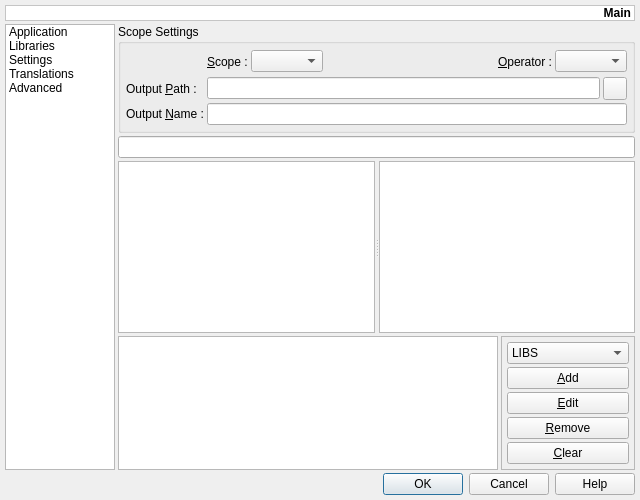
Old version of the form v2/trunk/plugins/project/QMake/src/ui/UIQMakeProjectSettings.ui in the repository testmana2/mks.
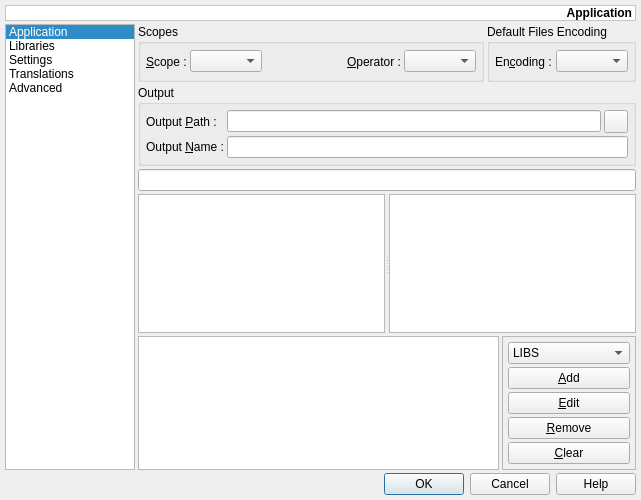
New version of the form. The open tabs and pages were chosen to show the change. Icons and pictures are not drawn.

Patch:
```diff
--- a/v2/trunk/plugins/project/QMake/src/ui/UIQMakeProjectSettings.ui
+++ b/v2/trunk/plugins/project/QMake/src/ui/UIQMakeProjectSettings.ui
@@ -5,7 +5,7 @@
    <rect>
     <x>0</x>
     <y>0</y>
-    <width>640</width>
+    <width>641</width>
     <height>500</height>
    </rect>
   </property>
@@ -31,7 +31,278 @@
    <property name="verticalSpacing" >
     <number>3</number>
    </property>
+   <item row="0" column="0" colspan="3" >
+    <widget class="QLabel" name="lInformations" >
+     <property name="palette" >
+      <palette>
+       <active>
+        <colorrole role="Base" >
+         <brush brushstyle="SolidPattern" >
+          <color alpha="255" >
+           <red>255</red>
+           <green>255</green>
+           <blue>255</blue>
+          </color>
+         </brush>
+        </colorrole>
+        <colorrole role="Window" >
+         <brush brushstyle="SolidPattern" >
+          <color alpha="255" >
+           <red>255</red>
+           <green>255</green>
+           <blue>255</blue>
+          </color>
+         </brush>
+        </colorrole>
+       </active>
+       <inactive>
+        <colorrole role="Base" >
+         <brush brushstyle="SolidPattern" >
+          <color alpha="255" >
+           <red>255</red>
+           <green>255</green>
+           <blue>255</blue>
+          </color>
+         </brush>
+        </colorrole>
+        <colorrole role="Window" >
+         <brush brushstyle="SolidPattern" >
+          <color alpha="255" >
+           <red>255</red>
+           <green>255</green>
+           <blue>255</blue>
+          </color>
+         </brush>
+        </colorrole>
+       </inactive>
+       <disabled>
+        <colorrole role="Base" >
+         <brush brushstyle="SolidPattern" >
+          <color alpha="255" >
+           <red>255</red>
+           <green>255</green>
+           <blue>255</blue>
+          </color>
+         </brush>
+        </colorrole>
+        <colorrole role="Window" >
+         <brush brushstyle="SolidPattern" >
+          <color alpha="255" >
+           <red>255</red>
+           <green>255</green>
+           <blue>255</blue>
+          </color>
+         </brush>
+        </colorrole>
+       </disabled>
+      </palette>
+     </property>
+     <property name="font" >
+      <font>
+       <weight>75</weight>
+       <bold>true</bold>
+      </font>
+     </property>
+     <property name="autoFillBackground" >
+      <bool>true</bool>
+     </property>
+     <property name="frameShape" >
+      <enum>QFrame::StyledPanel</enum>
+     </property>
+     <property name="text" >
+      <string>Application</string>
+     </property>
+     <property name="alignment" >
+      <set>Qt::AlignRight|Qt::AlignTrailing|Qt::AlignVCenter</set>
+     </property>
+    </widget>
+   </item>
+   <item rowspan="2" row="1" column="0" >
+    <widget class="QListWidget" name="lwMenu" >
+     <property name="minimumSize" >
+      <size>
+       <width>130</width>
+       <height>0</height>
+      </size>
+     </property>
+     <property name="maximumSize" >
+      <size>
+       <width>130</width>
+       <height>16777215</height>
+      </size>
+     </property>
+     <property name="editTriggers" >
+      <set>QAbstractItemView::NoEditTriggers</set>
+     </property>
+     <property name="iconSize" >
+      <size>
+       <width>64</width>
+       <height>64</height>
+      </size>
+     </property>
+     <property name="textElideMode" >
+      <enum>Qt::ElideNone</enum>
+     </property>
+     <property name="currentRow" >
+      <number>0</number>
+     </property>
+     <item>
+      <property name="text" >
+       <string>Application</string>
+      </property>
+      <property name="icon" >
+       <iconset resource="../resources/QMake.qrc" >:/icons/icons/application.png</iconset>
+      </property>
+     </item>
+     <item>
+      <property name="text" >
+       <string>Libraries</string>
+      </property>
+      <property name="icon" >
+       <iconset resource="../resources/QMake.qrc" >:/icons/icons/library.png</iconset>
+      </property>
+     </item>
+     <item>
+      <property name="text" >
+       <string>Settings</string>
+      </property>
+      <property name="icon" >
+       <iconset resource="../resources/QMake.qrc" >:/icons/icons/settings.png</iconset>
+      </property>
+     </item>
+     <item>
+      <property name="text" >
+       <string>Translations</string>
+      </property>
+      <property name="icon" >
+       <iconset resource="../resources/QMake.qrc" >:/icons/icons/translations.png</iconset>
+      </property>
+     </item>
+     <item>
+      <property name="text" >
+       <string>Advanced</string>
+      </property>
+      <property name="icon" >
+       <iconset resource="../resources/QMake.qrc" >:/icons/icons/advanced.png</iconset>
+      </property>
+     </item>
+    </widget>
+   </item>
    <item row="1" column="1" >
+    <widget class="QGroupBox" name="gbScopes" >
+     <property name="title" >
+      <string>Scopes</string>
+     </property>
+     <layout class="QHBoxLayout" >
+      <property name="spacing" >
+       <number>3</number>
+      </property>
+      <property name="leftMargin" >
+       <number>5</number>
+      </property>
+      <property name="topMargin" >
+       <number>5</number>
+      </property>
+      <property name="rightMargin" >
+       <number>5</number>
+      </property>
+      <property name="bottomMargin" >
+       <number>5</number>
+      </property>
+      <item>
+       <widget class="QLabel" name="lScope" >
+        <property name="text" >
+         <string>&amp;Scope :</string>
+        </property>
+        <property name="buddy" >
+         <cstring>cbScopes</cstring>
+        </property>
+       </widget>
+      </item>
+      <item>
+       <widget class="QComboBox" name="cbScopes" >
+        <property name="sizePolicy" >
+         <sizepolicy vsizetype="Fixed" hsizetype="Fixed" >
+          <horstretch>0</horstretch>
+          <verstretch>0</verstretch>
+         </sizepolicy>
+        </property>
+       </widget>
+      </item>
+      <item>
+       <spacer>
+        <property name="orientation" >
+         <enum>Qt::Horizontal</enum>
+        </property>
+        <property name="sizeHint" >
+         <size>
+          <width>0</width>
+          <height>25</height>
+         </size>
+        </property>
+       </spacer>
+      </item>
+      <item>
+       <widget class="QLabel" name="lOperator" >
+        <property name="text" >
+         <string>&amp;Operator :</string>
+        </property>
+        <property name="buddy" >
+         <cstring>cbOperators</cstring>
+        </property>
+       </widget>
+      </item>
+      <item>
+       <widget class="QComboBox" name="cbOperators" >
+        <property name="sizePolicy" >
+         <sizepolicy vsizetype="Fixed" hsizetype="Fixed" >
+          <horstretch>0</horstretch>
+          <verstretch>0</verstretch>
+         </sizepolicy>
+        </property>
+       </widget>
+      </item>
+     </layout>
+    </widget>
+   </item>
+   <item row="1" column="2" >
+    <widget class="QGroupBox" name="gbEncoding" >
+     <property name="title" >
+      <string>Default Files Encoding</string>
+     </property>
+     <layout class="QHBoxLayout" >
+      <property name="spacing" >
+       <number>3</number>
+      </property>
+      <property name="leftMargin" >
+       <number>5</number>
+      </property>
+      <property name="topMargin" >
+       <number>5</number>
+      </property>
+      <property name="rightMargin" >
+       <number>5</number>
+      </property>
+      <property name="bottomMargin" >
+       <number>5</number>
+      </property>
+      <item>
+       <widget class="QLabel" name="lEncoding" >
+        <property name="text" >
+         <string>En&amp;coding :</string>
+        </property>
+        <property name="buddy" >
+         <cstring>cbEncodings</cstring>
+        </property>
+       </widget>
+      </item>
+      <item>
+       <widget class="QComboBox" name="cbEncodings" />
+      </item>
+     </layout>
+    </widget>
+   </item>
+   <item row="2" column="1" colspan="2" >
     <widget class="QStackedWidget" name="swMenu" >
      <property name="sizePolicy" >
       <sizepolicy vsizetype="Expanding" hsizetype="Expanding" >
@@ -625,43 +896,6 @@
          </layout>
         </widget>
        </item>
-       <item>
-        <widget class="QGroupBox" name="gbEncoding" >
-         <property name="title" >
-          <string>Files Encoding</string>
-         </property>
-         <layout class="QHBoxLayout" >
-          <property name="spacing" >
-           <number>3</number>
-          </property>
-          <property name="leftMargin" >
-           <number>5</number>
-          </property>
-          <property name="topMargin" >
-           <number>5</number>
-          </property>
-          <property name="rightMargin" >
-           <number>5</number>
-          </property>
-          <property name="bottomMargin" >
-           <number>5</number>
-          </property>
-          <item>
-           <widget class="QLabel" name="lEncoding" >
-            <property name="text" >
-             <string>Default en&amp;coding :</string>
-            </property>
-            <property name="buddy" >
-             <cstring>cbEncodings</cstring>
-            </property>
-           </widget>
-          </item>
-          <item>
-           <widget class="QComboBox" name="cbEncodings" />
-          </item>
-         </layout>
-        </widget>
-       </item>
        <item>
         <spacer>
          <property name="orientation" >
@@ -842,7 +1076,7 @@
         <number>3</number>
        </property>
        <item row="0" column="0" colspan="2" >
-        <widget class="QGroupBox" name="gbSettings" >
+        <widget class="QGroupBox" name="gbOutput" >
          <property name="sizePolicy" >
           <sizepolicy vsizetype="Fixed" hsizetype="Preferred" >
            <horstretch>0</horstretch>
@@ -850,7 +1084,7 @@
           </sizepolicy>
          </property>
          <property name="title" >
-          <string>Scope Settings</string>
+          <string>Output</string>
          </property>
          <layout class="QGridLayout" >
           <property name="leftMargin" >
@@ -871,43 +1105,7 @@
           <property name="verticalSpacing" >
            <number>3</number>
           </property>
-          <item row="0" column="1" >
-           <widget class="QLabel" name="lScope" >
-            <property name="text" >
-             <string>&amp;Scope :</string>
-            </property>
-            <property name="buddy" >
-             <cstring>cbScopes</cstring>
-            </property>
-           </widget>
-          </item>
-          <item row="0" column="2" >
-           <widget class="QComboBox" name="cbScopes" >
-            <property name="sizePolicy" >
-             <sizepolicy vsizetype="Fixed" hsizetype="Fixed" >
-              <horstretch>0</horstretch>
-              <verstretch>0</verstretch>
-             </sizepolicy>
-            </property>
-           </widget>
-          </item>
-          <item row="0" column="3" >
-           <spacer>
-            <property name="orientation" >
-             <enum>Qt::Horizontal</enum>
-            </property>
-            <property name="sizeHint" >
-             <size>
-              <width>20</width>
-              <height>25</height>
-             </size>
-            </property>
-           </spacer>
-          </item>
-          <item row="1" column="1" colspan="5" >
-           <widget class="QLineEdit" name="leOutputPath" />
-          </item>
-          <item row="1" column="0" >
+          <item row="0" column="0" >
            <widget class="QLabel" name="lOutputPath" >
             <property name="text" >
              <string>Output &amp;Path :</string>
@@ -917,7 +1115,17 @@
             </property>
            </widget>
           </item>
-          <item row="2" column="0" >
+          <item row="0" column="1" >
+           <widget class="QLineEdit" name="leOutputPath" />
+          </item>
+          <item row="0" column="2" >
+           <widget class="QToolButton" name="tbOutputPath" >
+            <property name="icon" >
+             <iconset resource="../resources/QMake.qrc" >:/icons/icons/folder.png</iconset>
+            </property>
+           </widget>
+          </item>
+          <item row="1" column="0" >
            <widget class="QLabel" name="lOutputName" >
             <property name="sizePolicy" >
              <sizepolicy vsizetype="Preferred" hsizetype="Fixed" >
@@ -933,36 +1141,9 @@
             </property>
            </widget>
           </item>
-          <item row="1" column="6" >
-           <widget class="QToolButton" name="tbOutputPath" >
-            <property name="icon" >
-             <iconset resource="../resources/QMake.qrc" >:/icons/icons/folder.png</iconset>
-            </property>
-           </widget>
-          </item>
-          <item row="2" column="1" colspan="6" >
+          <item row="1" column="1" colspan="2" >
            <widget class="QLineEdit" name="leOutputName" />
           </item>
-          <item row="0" column="4" >
-           <widget class="QLabel" name="lOperator" >
-            <property name="text" >
-             <string>&amp;Operator :</string>
-            </property>
-            <property name="buddy" >
-             <cstring>cbOperators</cstring>
-            </property>
-           </widget>
-          </item>
-          <item row="0" column="5" colspan="2" >
-           <widget class="QComboBox" name="cbOperators" >
-            <property name="sizePolicy" >
-             <sizepolicy vsizetype="Fixed" hsizetype="Fixed" >
-              <horstretch>0</horstretch>
-              <verstretch>0</verstretch>
-             </sizepolicy>
-            </property>
-           </widget>
-          </item>
          </layout>
         </widget>
        </item>
@@ -1456,7 +1637,7 @@
      </widget>
     </widget>
    </item>
-   <item row="2" column="0" colspan="2" >
+   <item row="3" column="0" colspan="3" >
     <widget class="QDialogButtonBox" name="dbbButtons" >
      <property name="orientation" >
       <enum>Qt::Horizontal</enum>
@@ -1466,160 +1647,6 @@
      </property>
     </widget>
    </item>
-   <item row="0" column="0" colspan="2" >
-    <widget class="QLabel" name="lInformations" >
-     <property name="palette" >
-      <palette>
-       <active>
-        <colorrole role="Base" >
-         <brush brushstyle="SolidPattern" >
-          <color alpha="255" >
-           <red>255</red>
-           <green>255</green>
-           <blue>255</blue>
-          </color>
-         </brush>
-        </colorrole>
-        <colorrole role="Window" >
-         <brush brushstyle="SolidPattern" >
-          <color alpha="255" >
-           <red>255</red>
-           <green>255</green>
-           <blue>255</blue>
-          </color>
-         </brush>
-        </colorrole>
-       </active>
-       <inactive>
-        <colorrole role="Base" >
-         <brush brushstyle="SolidPattern" >
-          <color alpha="255" >
-           <red>255</red>
-           <green>255</green>
-           <blue>255</blue>
-          </color>
-         </brush>
-        </colorrole>
-        <colorrole role="Window" >
-         <brush brushstyle="SolidPattern" >
-          <color alpha="255" >
-           <red>255</red>
-           <green>255</green>
-           <blue>255</blue>
-          </color>
-         </brush>
-        </colorrole>
-       </inactive>
-       <disabled>
-        <colorrole role="Base" >
-         <brush brushstyle="SolidPattern" >
-          <color alpha="255" >
-           <red>255</red>
-           <green>255</green>
-           <blue>255</blue>
-          </color>
-         </brush>
-        </colorrole>
-        <colorrole role="Window" >
-         <brush brushstyle="SolidPattern" >
-          <color alpha="255" >
-           <red>255</red>
-           <green>255</green>
-           <blue>255</blue>
-          </color>
-         </brush>
-        </colorrole>
-       </disabled>
-      </palette>
-     </property>
-     <property name="font" >
-      <font>
-       <weight>75</weight>
-       <bold>true</bold>
-      </font>
-     </property>
-     <property name="autoFillBackground" >
-      <bool>true</bool>
-     </property>
-     <property name="frameShape" >
-      <enum>QFrame::StyledPanel</enum>
-     </property>
-     <property name="text" >
-      <string>Main</string>
-     </property>
-     <property name="alignment" >
-      <set>Qt::AlignRight|Qt::AlignTrailing|Qt::AlignVCenter</set>
-     </property>
-    </widget>
-   </item>
-   <item row="1" column="0" >
-    <widget class="QListWidget" name="lwMenu" >
-     <property name="minimumSize" >
-      <size>
-       <width>110</width>
-       <height>0</height>
-      </size>
-     </property>
-     <property name="maximumSize" >
-      <size>
-       <width>110</width>
-       <height>16777215</height>
-      </size>
-     </property>
-     <property name="editTriggers" >
-      <set>QAbstractItemView::NoEditTriggers</set>
-     </property>
-     <property name="iconSize" >
-      <size>
-       <width>64</width>
-       <height>64</height>
-      </size>
-     </property>
-     <property name="textElideMode" >
-      <enum>Qt::ElideNone</enum>
-     </property>
-     <item>
-      <property name="text" >
-       <string>Application</string>
-      </property>
-      <property name="icon" >
-       <iconset resource="../resources/QMake.qrc" >:/icons/icons/application.png</iconset>
-      </property>
-     </item>
-     <item>
-      <property name="text" >
-       <string>Libraries</string>
-      </property>
-      <property name="icon" >
-       <iconset resource="../resources/QMake.qrc" >:/icons/icons/library.png</iconset>
-      </property>
-     </item>
-     <item>
-      <property name="text" >
-       <string>Settings</string>
-      </property>
-      <property name="icon" >
-       <iconset resource="../resources/QMake.qrc" >:/icons/icons/settings.png</iconset>
-      </property>
-     </item>
-     <item>
-      <property name="text" >
-       <string>Translations</string>
-      </property>
-      <property name="icon" >
-       <iconset resource="../resources/QMake.qrc" >:/icons/icons/translations.png</iconset>
-      </property>
-     </item>
-     <item>
-      <property name="text" >
-       <string>Advanced</string>
-      </property>
-      <property name="icon" >
-       <iconset resource="../resources/QMake.qrc" >:/icons/icons/advanced.png</iconset>
-      </property>
-     </item>
-    </widget>
-   </item>
   </layout>
  </widget>
  <tabstops>
```
Left out of the diff: 15 changed lines with no effect on the pictures.
